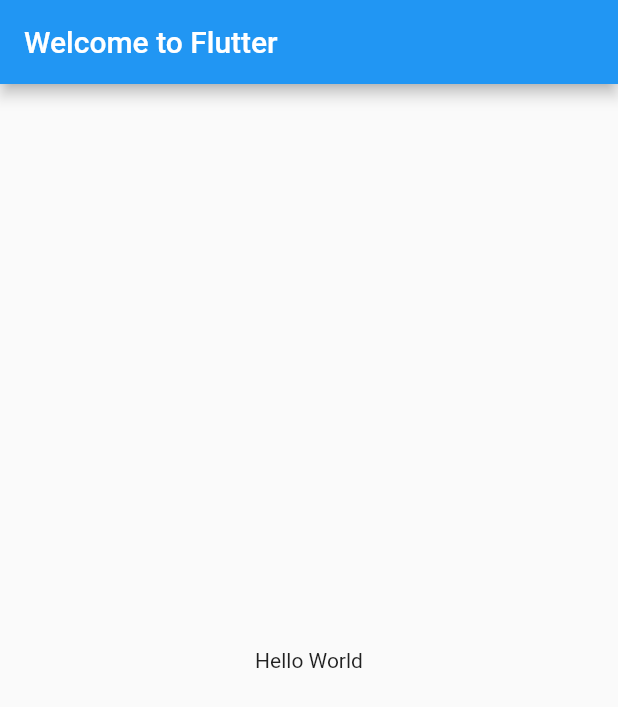
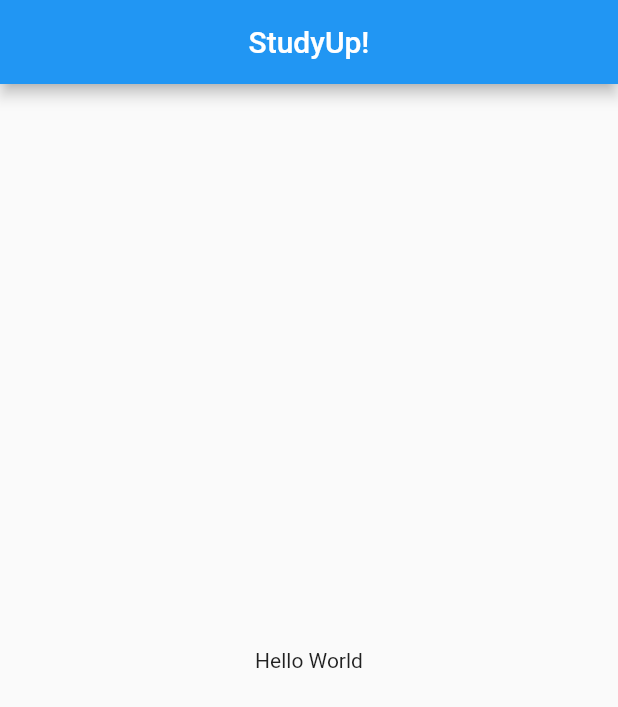
Before and after one commit to timothy-e/studyup, a Flutter app: the screen it shows after launch, on a phone screen of 412 x 824 dp. Shown: the top 707 px of the screen. Run offline on Flutter 3.47's test engine with Material 2 defaults, Android fonts, the light colour scheme and no system bars.

Commit message:
Added title change

```diff
--- a/lib/main.dart
+++ b/lib/main.dart
@@ -6,10 +6,12 @@
   @override
   Widget build(BuildContext context) {
     return MaterialApp(
-      title: 'Welcome to Flutter',
+      title: 'StudyUp',
       home: Scaffold(
         appBar: AppBar(
-          title: Text('Welcome to Flutter'),
+          title: Center(
+              child: Text('StudyUp!'),
+          ),
         ),
         body: Center(
           child: Text('Hello World'),
```
